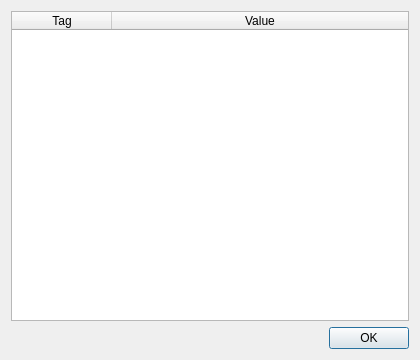
The window that src/components/designer/DetailsDialog.ui (marcodiri/image-exif-viewer) describes before a commit, drawn with Qt 5.
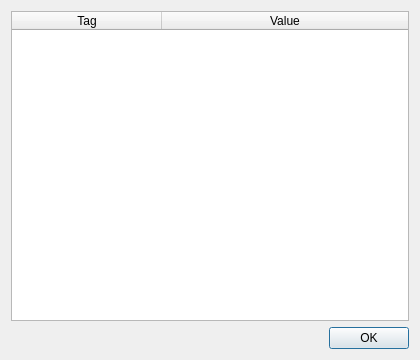
The same window after the commit.

The edit to the form file:
```diff
--- a/src/components/designer/DetailsDialog.ui
+++ b/src/components/designer/DetailsDialog.ui
@@ -59,6 +59,9 @@
      <attribute name="horizontalHeaderCascadingSectionResizes">
       <bool>false</bool>
      </attribute>
+     <attribute name="horizontalHeaderDefaultSectionSize">
+      <number>150</number>
+     </attribute>
      <attribute name="horizontalHeaderShowSortIndicator" stdset="0">
       <bool>false</bool>
      </attribute>
```
